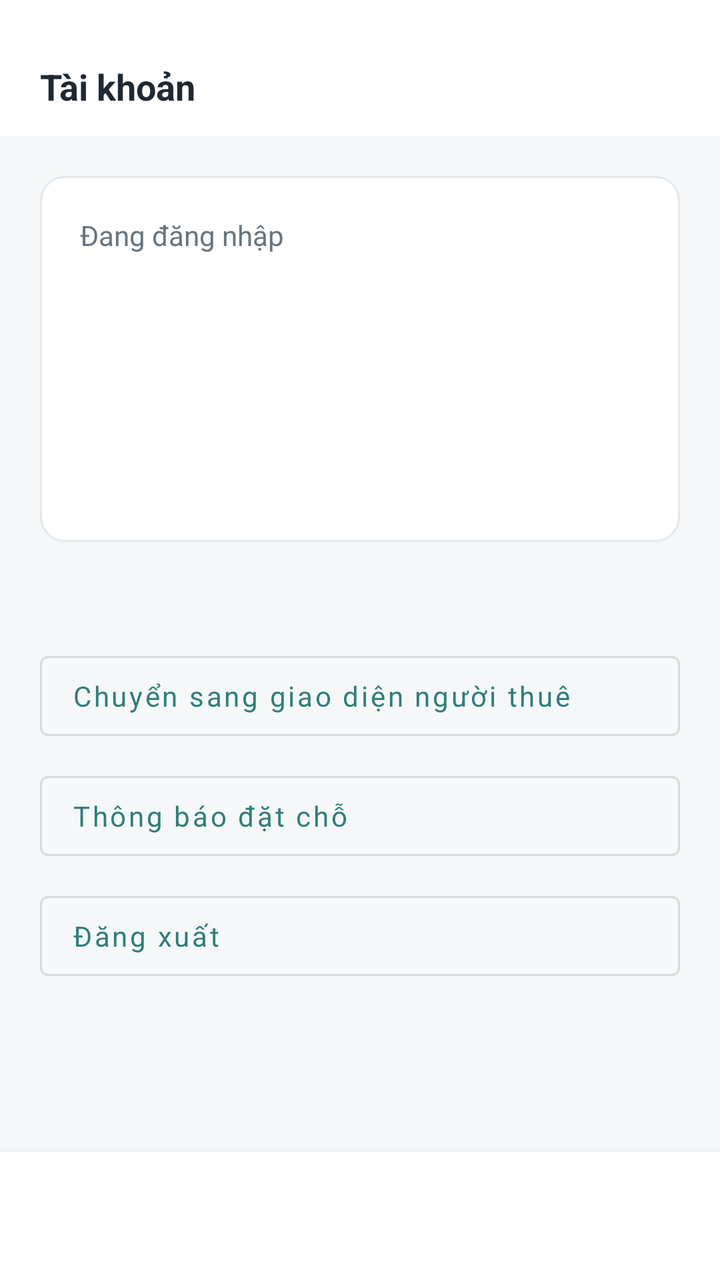
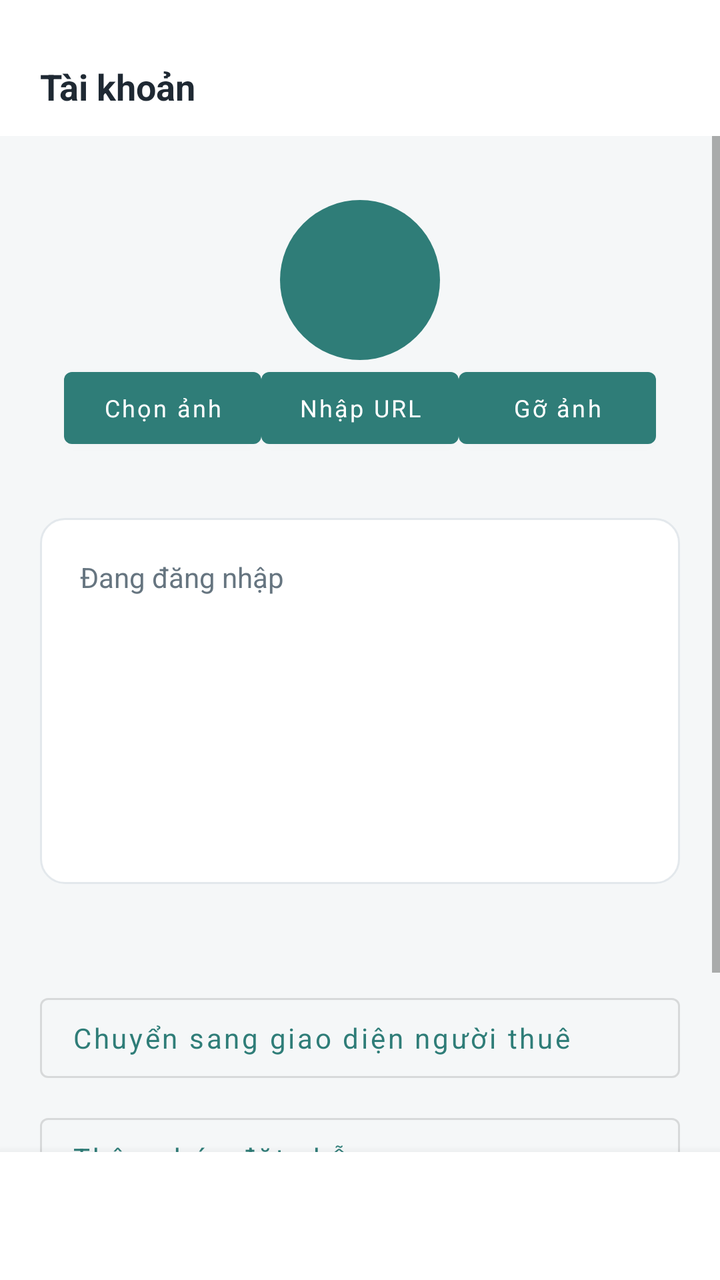

An Android layout rendered at two revisions. The XML below is the earlier revision; the diff shows what the commit changed to produce the second picture.
<!-- AndroidManifest.xml: application theme Theme.BroomSharing -->
<!-- res/layout/activity_role_account.xml -->
<?xml version="1.0" encoding="utf-8"?>
<LinearLayout xmlns:android="http://schemas.android.com/apk/res/android" android:id="@+id/workspaceRoot" android:layout_width="match_parent" android:layout_height="match_parent" android:orientation="vertical" android:background="@color/screen_bg">
    <LinearLayout android:layout_width="match_parent" android:layout_height="wrap_content" android:minHeight="68dp" android:orientation="vertical" android:paddingStart="20dp" android:paddingEnd="20dp" android:paddingTop="12dp" android:paddingBottom="12dp" android:background="@color/white">
        <TextView android:id="@+id/roleLabel" style="@style/WorkspaceBody" android:text="" android:textStyle="bold" android:textColor="@color/teal_dark"/>
        <TextView style="@style/WorkspaceSection" android:text="@string/workspace_account"/>
    </LinearLayout>
    <ScrollView android:layout_width="match_parent" android:layout_height="0dp" android:layout_weight="1" android:fillViewport="true">
        <LinearLayout android:layout_width="match_parent" android:layout_height="wrap_content" android:orientation="vertical" android:padding="20dp">
            <LinearLayout android:layout_width="match_parent" android:layout_height="wrap_content" android:orientation="vertical" android:padding="20dp" android:background="@drawable/bg_card">
                <TextView style="@style/WorkspaceBody" android:text="@string/workspace_signed_in"/>
                <TextView android:id="@+id/accountName" style="@style/WorkspaceTitle" android:text="" android:layout_marginTop="8dp"/>
                <TextView android:id="@+id/accountEmail" style="@style/WorkspaceBody" android:text="" android:layout_marginTop="8dp"/>
                <TextView android:id="@+id/accountUsername" style="@style/WorkspaceBody" android:text="" android:layout_marginTop="8dp"/>
                <TextView android:id="@+id/accountPhone" style="@style/WorkspaceBody" android:text="" android:layout_marginTop="8dp"/>
            </LinearLayout>
            <TextView android:id="@+id/accountNote" style="@style/WorkspaceBody" android:text="" android:layout_marginTop="24dp"/>
            <com.google.android.material.button.MaterialButton android:id="@+id/switchToRenter" style="@style/WorkspaceAction" android:text="@string/workspace_renter_switch"/>
            <com.google.android.material.button.MaterialButton android:id="@+id/accountNotices" style="@style/WorkspaceAction" android:text="Thông báo đặt chỗ"/>
            <com.google.android.material.button.MaterialButton android:id="@+id/accountSignOut" style="@style/WorkspaceAction" android:text="@string/workspace_signout"/>
        </LinearLayout>
    </ScrollView>
    <include layout="@layout/view_management_navigation"/>
</LinearLayout>
<!-- res/layout/view_management_navigation.xml (included above) -->
<?xml version="1.0" encoding="utf-8"?>
<com.google.android.material.bottomnavigation.BottomNavigationView xmlns:android="http://schemas.android.com/apk/res/android" xmlns:app="http://schemas.android.com/apk/res-auto" android:id="@+id/managementNavigation" android:layout_width="match_parent" android:layout_height="wrap_content" android:minHeight="64dp" android:background="@color/white" app:labelVisibilityMode="labeled" app:itemHorizontalTranslationEnabled="false" app:itemIconSize="22dp" app:itemIconTint="@color/guest_nav_tint" app:itemTextColor="@color/guest_nav_tint"/>
<!-- resources referenced by this layout -->
<resources>
  <color name="screen_bg">#F5F7F8</color>
  <color name="teal_dark">#246863</color>
  <color name="white">#FFFFFF</color>
  <!-- drawable bg_card (drawable) -->
  <shape xmlns:android="http://schemas.android.com/apk/res/android" android:shape="rectangle">
      <solid android:color="@color/white" />
      <corners android:radius="12dp" />
      <stroke android:width="1dp" android:color="@color/border" />
  </shape>
  <string name="workspace_account">Tài khoản</string>
  <string name="workspace_renter_switch">Chuyển sang giao diện người thuê</string>
  <string name="workspace_signed_in">Đang đăng nhập</string>
  <string name="workspace_signout">Đăng xuất</string>
  <style name="WorkspaceAction" parent="Widget.MaterialComponents.Button.OutlinedButton"><item name="android:layout_width">match_parent</item><item name="android:layout_height">wrap_content</item><item name="android:minHeight">52dp</item><item name="android:textAllCaps">false</item><item name="android:gravity">start|center_vertical</item><item name="android:paddingStart">16dp</item><item name="android:paddingEnd">16dp</item><item name="android:layout_marginTop">8dp</item></style>
  <style name="WorkspaceBody"><item name="android:layout_width">match_parent</item><item name="android:layout_height">wrap_content</item><item name="android:textSize">14sp</item><item name="android:textColor">@color/text_secondary</item><item name="android:lineSpacingExtra">3dp</item></style>
  <style name="WorkspaceSection" parent="WorkspaceBody"><item name="android:textSize">18sp</item><item name="android:textStyle">bold</item><item name="android:textColor">@color/text_primary</item></style>
  <style name="WorkspaceTitle"><item name="android:layout_width">match_parent</item><item name="android:layout_height">wrap_content</item><item name="android:textSize">26sp</item><item name="android:textStyle">bold</item><item name="android:textColor">@color/navy</item></style>
  <style name="Theme.BroomSharing" parent="Theme.MaterialComponents.DayNight.NoActionBar">
          <item name="colorPrimary">@color/teal</item>
          <item name="colorSecondary">@color/teal</item>
          <item name="colorPrimaryVariant">@color/teal_dark</item>
          <item name="colorOnPrimary">@color/white</item>
          <item name="android:fontFamily">sans-serif</item>
          <item name="android:windowLightStatusBar">true</item>
          <item name="android:statusBarColor">@color/white</item>
          <item name="android:navigationBarColor">@color/white</item>
          <item name="android:windowBackground">@color/screen_bg</item>
      </style>
  <color name="border">#E3E8EC</color>
  <color name="text_secondary">#667580</color>
  <color name="text_primary">#1F2933</color>
  <color name="navy">#173A57</color>
  <color name="teal">#2F7D78</color>
</resources>

<!-- the commit's change to res/layout/activity_role_account.xml (unified diff, before → after) -->
@@ -6,6 +6,7 @@
     </LinearLayout>
     <ScrollView android:layout_width="match_parent" android:layout_height="0dp" android:layout_weight="1" android:fillViewport="true">
         <LinearLayout android:layout_width="match_parent" android:layout_height="wrap_content" android:orientation="vertical" android:padding="20dp">
+            <include layout="@layout/view_avatar_editor" />
             <LinearLayout android:layout_width="match_parent" android:layout_height="wrap_content" android:orientation="vertical" android:padding="20dp" android:background="@drawable/bg_card">
                 <TextView style="@style/WorkspaceBody" android:text="@string/workspace_signed_in"/>
                 <TextView android:id="@+id/accountName" style="@style/WorkspaceTitle" android:text="" android:layout_marginTop="8dp"/>
@@ -21,6 +22,21 @@
     </ScrollView>
     <include layout="@layout/view_management_navigation"/>
 </LinearLayout>
+<!-- res/layout/view_avatar_editor.xml (included above) -->
+<?xml version="1.0" encoding="utf-8"?>
+<LinearLayout xmlns:android="http://schemas.android.com/apk/res/android" android:layout_width="match_parent" android:layout_height="wrap_content" android:orientation="vertical" android:gravity="center_horizontal" android:padding="12dp">
+    <FrameLayout android:layout_width="80dp" android:layout_height="80dp">
+        <TextView android:id="@+id/avatarInitial" android:layout_width="match_parent" android:layout_height="match_parent" android:background="@drawable/bg_circle_teal" android:gravity="center" android:textSize="30sp" android:textColor="@color/white"/>
+        <ImageView android:id="@+id/avatarPhoto" android:layout_width="match_parent" android:layout_height="match_parent" android:scaleType="centerCrop" android:contentDescription="@string/avatar_title" android:visibility="gone"/>
+    </FrameLayout>
+    <LinearLayout android:layout_width="match_parent" android:layout_height="wrap_content" android:orientation="horizontal" android:gravity="center">
+        <Button android:id="@+id/btnAvatarGallery" android:layout_width="0dp" android:layout_weight="1" android:layout_height="wrap_content" android:text="@string/avatar_gallery" android:textAllCaps="false" android:textSize="12sp"/>
+        <Button android:id="@+id/btnAvatarUrl" android:layout_width="0dp" android:layout_weight="1" android:layout_height="wrap_content" android:text="@string/avatar_url" android:textAllCaps="false" android:textSize="12sp"/>
+        <Button android:id="@+id/btnAvatarRemove" android:layout_width="0dp" android:layout_weight="1" android:layout_height="wrap_content" android:text="@string/avatar_remove" android:textAllCaps="false" android:textSize="12sp"/>
+    </LinearLayout>
+    <ProgressBar android:id="@+id/avatarProgress" android:layout_width="24dp" android:layout_height="24dp" android:visibility="gone"/>
+    <TextView android:id="@+id/avatarFeedback" android:layout_width="match_parent" android:layout_height="wrap_content" android:gravity="center" android:textColor="@color/danger" android:accessibilityLiveRegion="polite"/>
+</LinearLayout>
 <!-- res/layout/view_management_navigation.xml (included above) -->
 <?xml version="1.0" encoding="utf-8"?>
 <com.google.android.material.bottomnavigation.BottomNavigationView xmlns:android="http://schemas.android.com/apk/res/android" xmlns:app="http://schemas.android.com/apk/res-auto" android:id="@+id/managementNavigation" android:layout_width="match_parent" android:layout_height="wrap_content" android:minHeight="64dp" android:background="@color/white" app:labelVisibilityMode="labeled" app:itemHorizontalTranslationEnabled="false" app:itemIconSize="22dp" app:itemIconTint="@color/guest_nav_tint" app:itemTextColor="@color/guest_nav_tint"/>
<!-- resource entries referenced after the edit -->
@@ -1,5 +1,6 @@
 <!-- resources referenced by this layout -->
 <resources>
+  <color name="danger">#C94B4B</color>
   <color name="screen_bg">#F5F7F8</color>
   <color name="teal_dark">#246863</color>
   <color name="white">#FFFFFF</color>
@@ -9,6 +10,14 @@
       <corners android:radius="12dp" />
       <stroke android:width="1dp" android:color="@color/border" />
   </shape>
+  <!-- drawable bg_circle_teal (drawable) -->
+  <shape xmlns:android="http://schemas.android.com/apk/res/android" android:shape="oval">
+      <solid android:color="@color/teal" />
+  </shape>
+  <string name="avatar_gallery">Chọn ảnh</string>
+  <string name="avatar_remove">Gỡ ảnh</string>
+  <string name="avatar_title">Ảnh đại diện</string>
+  <string name="avatar_url">Nhập URL</string>
   <string name="workspace_account">Tài khoản</string>
   <string name="workspace_renter_switch">Chuyển sang giao diện người thuê</string>
   <string name="workspace_signed_in">Đang đăng nhập</string>
